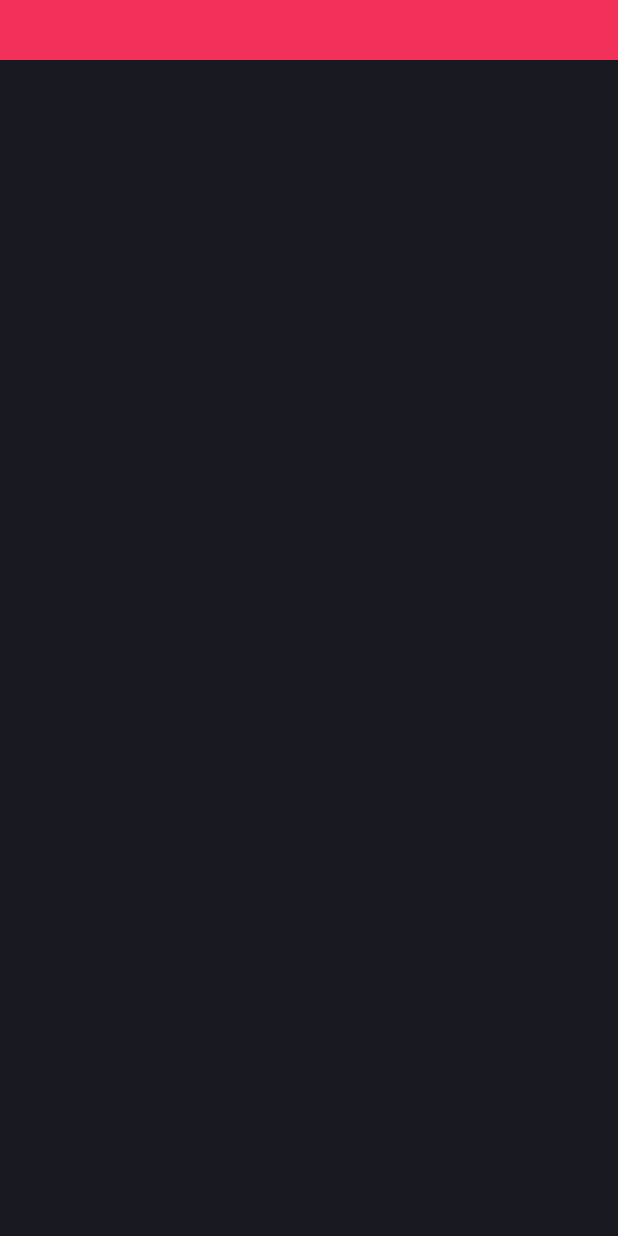
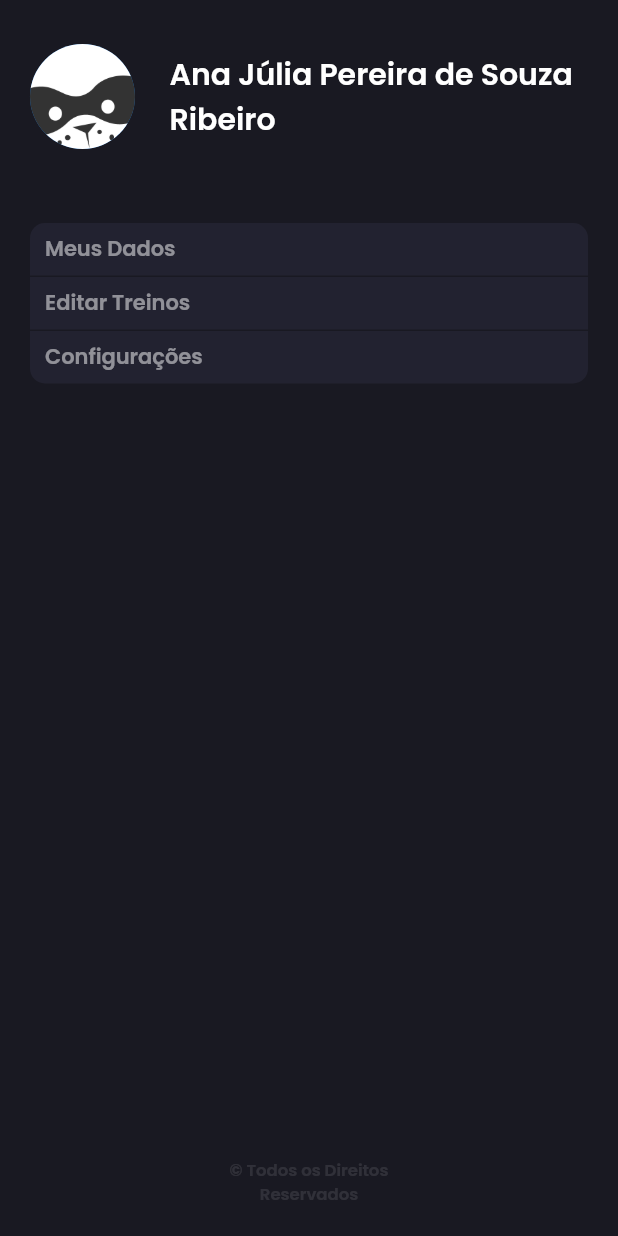
Before and after one commit to brunodeev/gym_app, a Flutter app: the ProfilePage screen opened directly, on a phone screen of 412 x 824 dp. Run offline on Flutter 3.47's test engine with Material 2 defaults, Android fonts, the phone set to English and light mode, and no system bars.

Commit message:
👤 adicionando componentes à página de perfil

```diff
--- a/lib/views/profile_page.dart
+++ b/lib/views/profile_page.dart
@@ -9,11 +9,153 @@ class ProfilePage extends StatelessWidget {
   Widget build(BuildContext context) {
     return Scaffold(
       backgroundColor: kPrimaryColor,
-      body: Container(
-        height: 40,
-        width: double.infinity,
-        decoration: const BoxDecoration(
-          color: kAccentColor,
+      body: Padding(
+        padding: const EdgeInsets.symmetric(horizontal: 20),
+        child: Column(
+          children: [
+            Expanded(
+              child: Container(
+                height: 100,
+                width: double.infinity,
+                decoration: const BoxDecoration(
+                  color: Colors.transparent,
+                ),
+                child: Row(
+                  mainAxisAlignment: MainAxisAlignment.spaceBetween,
+                  children: [
+                    const Padding(
+                      padding: EdgeInsets.only(right: 15),
+                      child: CircleAvatar(
+                        radius: 35,
+                        backgroundImage: AssetImage('assets/images/avatar.png'),
+                      ),
+                    ),
+                    Expanded(
+                      child: Column(
+                        mainAxisAlignment: MainAxisAlignment.center,
+                        children: const [
+                          Padding(
+                            padding: EdgeInsets.all(8.0),
+                            child: Text(
+                              'Ana Júlia Pereira de Souza Ribeiro',
+                              style: TextStyle(
+                                fontSize: 20,
+                                color: Colors.white,
+                              ),
+                            ),
+                          ),
+                        ],
+                      ),
+                    ),
+                  ],
+                ),
+              ),
+            ),
+            Expanded(
+              flex: 5,
+              child: Column(
+                children: [
+                  const SizedBox(height: 20),
+                  Container(
+                    height: 35,
+                    width: double.infinity,
+                    decoration: const BoxDecoration(
+                      borderRadius: BorderRadius.only(
+                        topLeft: Radius.circular(10),
+                        topRight: Radius.circular(10),
+                      ),
+                      color: kSecondaryColor,
+                    ),
+                    child: Row(
+                      children: [
+                        Center(
+                          child: Padding(
+                            padding: const EdgeInsets.only(left: 10),
+                            child: Text(
+                              'Meus Dados',
+                              style: TextStyle(
+                                  color: Colors.white.withOpacity(0.5)),
+                            ),
+                          ),
+                        ),
+                      ],
+                    ),
+                  ),
+                  const SizedBox(
+                    height: 1,
+                  ),
+                  Container(
+                    height: 35,
+                    width: double.infinity,
+                    decoration: const BoxDecoration(
+                      color: kSecondaryColor,
+                    ),
+                    child: Row(
+                      children: [
+                        Center(
+                          child: Padding(
+                            padding: const EdgeInsets.only(left: 10),
+                            child: Text(
+                              'Editar Treinos',
+                              style: TextStyle(
+                                  color: Colors.white.withOpacity(0.5)),
+                            ),
+                          ),
+                        ),
+                      ],
+                    ),
+                  ),
+                  const SizedBox(
+                    height: 1,
+                  ),
+                  Container(
+                    height: 35,
+                    width: double.infinity,
+                    decoration: const BoxDecoration(
+                      borderRadius: BorderRadius.only(
+                        bottomLeft: Radius.circular(10),
+                        bottomRight: Radius.circular(10),
+                      ),
+                      color: kSecondaryColor,
+                    ),
+                    child: Row(
+                      children: [
+                        Center(
+                          child: Padding(
+                            padding: const EdgeInsets.only(left: 10),
+                            child: Text(
+                              'Configurações',
+                              style: TextStyle(
+                                  color: Colors.white.withOpacity(0.5)),
+                            ),
+                          ),
+                        ),
+                      ],
+                    ),
+                  ),
+                ],
+              ),
+            ),
+            Padding(
+              padding: const EdgeInsets.only(bottom: 20),
+              child: Row(
+                mainAxisAlignment: MainAxisAlignment.center,
+                children: [
+                  SizedBox(
+                    width: 140,
+                    child: Text(
+                      '© Todos os Direitos Reservados',
+                      textAlign: TextAlign.center,
+                      style: TextStyle(
+                        color: Colors.white.withOpacity(0.1),
+                        fontSize: 11,
+                      ),
+                    ),
+                  ),
+                ],
+              ),
+            ),
+          ],
         ),
       ),
     );
--- a/lib/views/workout_page.dart
+++ b/lib/views/workout_page.dart
@@ -10,21 +10,21 @@ class WorkoutPage extends StatelessWidget {
     return Scaffold(
       backgroundColor: kPrimaryColor,
       body: Padding(
-        padding: const EdgeInsets.symmetric(horizontal: 5),
+        padding: const EdgeInsets.symmetric(horizontal: 15),
         child: Column(
           crossAxisAlignment: CrossAxisAlignment.start,
           children: [
             Expanded(
               child: ListView(
                 physics: const BouncingScrollPhysics(),
-                children: [
+                children: const [
                   Padding(
-                    padding: const EdgeInsets.only(left: 5, bottom: 10),
+                    padding: EdgeInsets.only(left: 5, top: 10, bottom: 10),
                     child: Text(
                       'Treinos do dia',
                       style: TextStyle(
-                        color: Colors.white.withOpacity(0.8),
-                        fontSize: 20,
+                        color: Colors.white,
+                        fontSize: 25,
                       ),
                     ),
                   ),
```
Also changed, not shown: assets/images/avatar.png (added).
